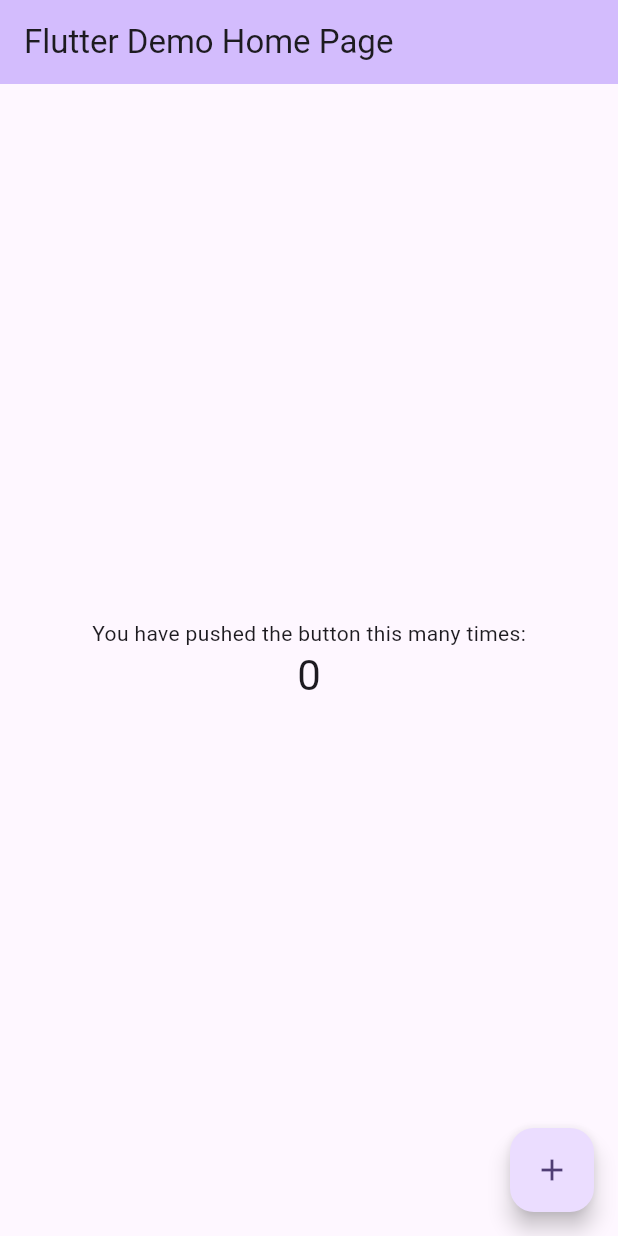
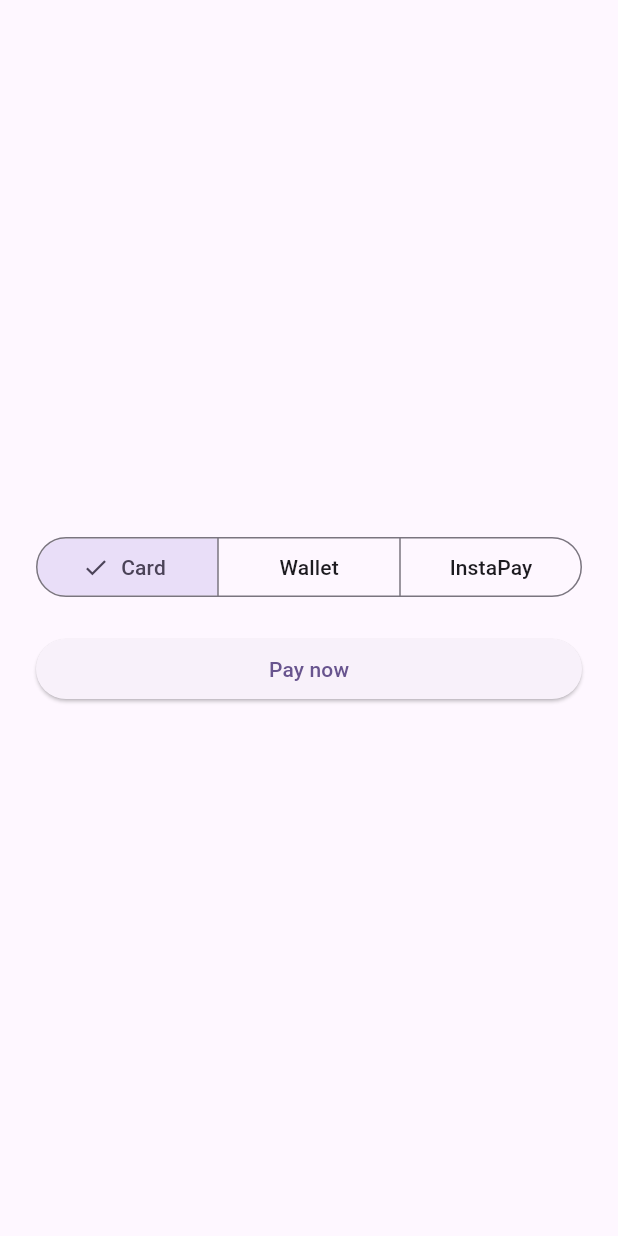
Before and after one commit to Shiba3006/strategy_pattern_app, a Flutter app: the screen it shows after launch, on a phone screen of 412 x 824 dp. Run offline on Flutter 3.47's test engine with Material 3 defaults, Android fonts, the phone set to English and light mode, and no system bars; our stand-ins replace get_it.

Commit message:
Implement strategy pattern for payment processing and update main app structure

```diff
--- /dev/null
+++ b/lib/di/injection.dart
@@ -0,0 +1,30 @@
+// injection.dart
+import 'package:get_it/get_it.dart';
+
+import '../models/payment_strategy.dart';
+
+final getIt = GetIt.instance;
+
+void setupDI() {
+  // Register each concrete strategy under the SAME abstraction
+  // but with different instance names
+  getIt.registerFactory<PaymentStrategy>(
+    () => CardPayment(),
+    instanceName: 'card',
+  );
+
+  getIt.registerFactory<PaymentStrategy>(
+    () => WalletPayment(),
+    instanceName: 'wallet',
+  );
+
+  getIt.registerFactory<PaymentStrategy>(
+    () => InstapayPayment(),
+    instanceName: 'instapay',
+  );
+
+  getIt.registerFactory<CheckoutService>(
+    () =>
+        CheckoutService(strategy: getIt<PaymentStrategy>(instanceName: 'card')),
+  );
+}
--- a/lib/main.dart
+++ b/lib/main.dart
@@ -1,122 +1,82 @@
 import 'package:flutter/material.dart';
 
+import 'di/injection.dart';
+import 'models/payment_strategy.dart';
+
 void main() {
-  runApp(const MyApp());
+  setupDI();
+  runApp(const StrategyPatternApp());
 }
 
-class MyApp extends StatelessWidget {
-  const MyApp({super.key});
+class StrategyPatternApp extends StatelessWidget {
+  const StrategyPatternApp({super.key});
 
-  // This widget is the root of your application.
   @override
   Widget build(BuildContext context) {
     return MaterialApp(
-      title: 'Flutter Demo',
+      title: 'Strategy Pattern',
+      debugShowCheckedModeBanner: false,
       theme: ThemeData(
-        // This is the theme of your application.
-        //
-        // TRY THIS: Try running your application with "flutter run". You'll see
-        // the application has a purple toolbar. Then, without quitting the app,
-        // try changing the seedColor in the colorScheme below to Colors.green
-        // and then invoke "hot reload" (save your changes or press the "hot
-        // reload" button in a Flutter-supported IDE, or press "r" if you used
-        // the command line to start the app).
-        //
-        // Notice that the counter didn't reset back to zero; the application
-        // state is not lost during the reload. To reset the state, use hot
-        // restart instead.
-        //
-        // This works for code too, not just values: Most code changes can be
-        // tested with just a hot reload.
         colorScheme: ColorScheme.fromSeed(seedColor: Colors.deepPurple),
       ),
-      home: const MyHomePage(title: 'Flutter Demo Home Page'),
+      home: const HomeView(),
     );
   }
 }
 
-class MyHomePage extends StatefulWidget {
-  const MyHomePage({super.key, required this.title});
-
-  // This widget is the home page of your application. It is stateful, meaning
-  // that it has a State object (defined below) that contains fields that affect
-  // how it looks.
-
-  // This class is the configuration for the state. It holds the values (in this
-  // case the title) provided by the parent (in this case the App widget) and
-  // used by the build method of the State. Fields in a Widget subclass are
-  // always marked "final".
-
-  final String title;
+class HomeView extends StatefulWidget {
+  const HomeView({super.key});
 
   @override
-  State<MyHomePage> createState() => _MyHomePageState();
+  State<HomeView> createState() => _HomeViewState();
 }
 
-class _MyHomePageState extends State<MyHomePage> {
-  int _counter = 0;
+class _HomeViewState extends State<HomeView> {
+  late CheckoutService _checkout;
+  String _selectedMethod = 'card';
 
-  void _incrementCounter() {
+  @override
+  void initState() {
+    super.initState();
+    _checkout = CheckoutService.switchStrategy(_selectedMethod);
+  }
+
+  void _onMethodChanged(String method) {
     setState(() {
-      // This call to setState tells the Flutter framework that something has
-      // changed in this State, which causes it to rerun the build method below
-      // so that the display can reflect the updated values. If we changed
-      // _counter without calling setState(), then the build method would not be
-      // called again, and so nothing would appear to happen.
-      _counter++;
+      _selectedMethod = method;
+      _checkout = CheckoutService.switchStrategy(method);
     });
   }
 
   @override
   Widget build(BuildContext context) {
-    // This method is rerun every time setState is called, for instance as done
-    // by the _incrementCounter method above.
-    //
-    // The Flutter framework has been optimized to make rerunning build methods
-    // fast, so that you can just rebuild anything that needs updating rather
-    // than having to individually change instances of widgets.
     return Scaffold(
-      appBar: AppBar(
-        // TRY THIS: Try changing the color here to a specific color (to
-        // Colors.amber, perhaps?) and trigger a hot reload to see the AppBar
-        // change color while the other colors stay the same.
-        backgroundColor: Theme.of(context).colorScheme.inversePrimary,
-        // Here we take the value from the MyHomePage object that was created by
-        // the App.build method, and use it to set our appbar title.
-        title: Text(widget.title),
-      ),
-      body: Center(
-        // Center is a layout widget. It takes a single child and positions it
-        // in the middle of the parent.
-        child: Column(
-          // Column is also a layout widget. It takes a list of children and
-          // arranges them vertically. By default, it sizes itself to fit its
-          // children horizontally, and tries to be as tall as its parent.
-          //
-          // Column has various properties to control how it sizes itself and
-          // how it positions its children. Here we use mainAxisAlignment to
-          // center the children vertically; the main axis here is the vertical
-          // axis because Columns are vertical (the cross axis would be
-          // horizontal).
-          //
-          // TRY THIS: Invoke "debug painting" (choose the "Toggle Debug Paint"
-          // action in the IDE, or press "p" in the console), to see the
-          // wireframe for each widget.
-          mainAxisAlignment: MainAxisAlignment.center,
-          children: <Widget>[
-            const Text('You have pushed the button this many times:'),
-            Text(
-              '$_counter',
-              style: Theme.of(context).textTheme.headlineMedium,
-            ),
-          ],
+      body: SafeArea(
+        child: Padding(
+          padding: const EdgeInsets.all(24),
+          child: Column(
+            spacing: 20,
+            mainAxisAlignment: MainAxisAlignment.center,
+            crossAxisAlignment: CrossAxisAlignment.stretch,
+            children: [
+              // UI picks a method, service switches strategy
+              SegmentedButton<String>(
+                segments: const [
+                  ButtonSegment(value: 'card', label: Text('Card')),
+                  ButtonSegment(value: 'wallet', label: Text('Wallet')),
+                  ButtonSegment(value: 'instapay', label: Text('InstaPay')),
+                ],
+                selected: {_selectedMethod},
+                onSelectionChanged: (val) => _onMethodChanged(val.first),
+              ),
+              ElevatedButton(
+                onPressed: () => _checkout.checkout(99.99),
+                child: const Text('Pay now'),
+              ),
+            ],
+          ),
         ),
       ),
-      floatingActionButton: FloatingActionButton(
-        onPressed: _incrementCounter,
-        tooltip: 'Increment',
-        child: const Icon(Icons.add),
-      ), // This trailing comma makes auto-formatting nicer for build methods.
     );
   }
 }
--- /dev/null
+++ b/lib/models/payment_strategy.dart
@@ -0,0 +1,48 @@
+// Payment strategy
+import '../di/injection.dart';
+
+abstract class PaymentStrategy {
+  const PaymentStrategy();
+  void pay(double amount);
+}
+
+class CardPayment implements PaymentStrategy {
+  const CardPayment();
+
+  @override
+  void pay(double amount) async {
+    print('Charging \$amount to card ');
+  }
+}
+
+class WalletPayment implements PaymentStrategy {
+  const WalletPayment();
+  @override
+  void pay(double amount) async {
+    print('Paying \$amount from in-app wallet');
+  }
+}
+
+class InstapayPayment implements PaymentStrategy {
+  const InstapayPayment();
+  @override
+  void pay(double amount) async {
+    print('Paying \$amount via InstaPay 🇪🇬');
+  }
+}
+
+// The checkout context — doesn't care HOW payment works
+class CheckoutService {
+  final PaymentStrategy _strategy;
+
+  const CheckoutService({required PaymentStrategy strategy})
+    : _strategy = strategy;
+
+  CheckoutService.switchStrategy(String method)
+    : _strategy = getIt<PaymentStrategy>(instanceName: method);
+
+  Future<void> checkout(double amount) async {
+    final success = _strategy.pay(amount);
+    print('Payment successful ✅');
+  }
+}
```
Also changed, not shown: 1 other file.
